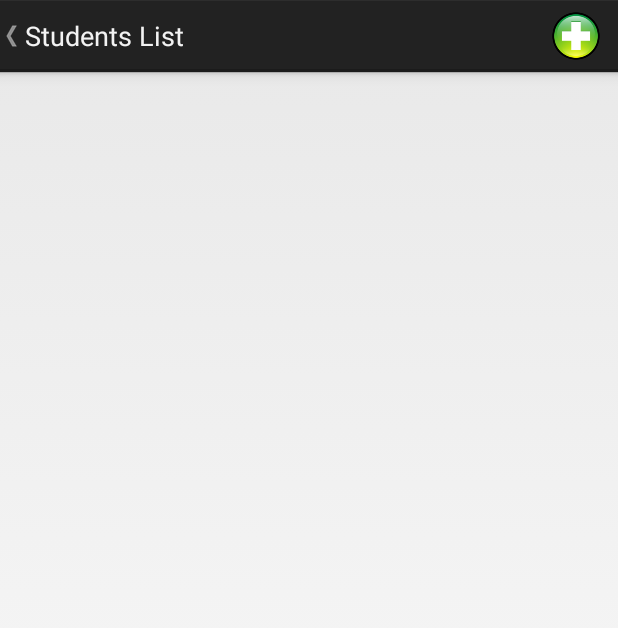
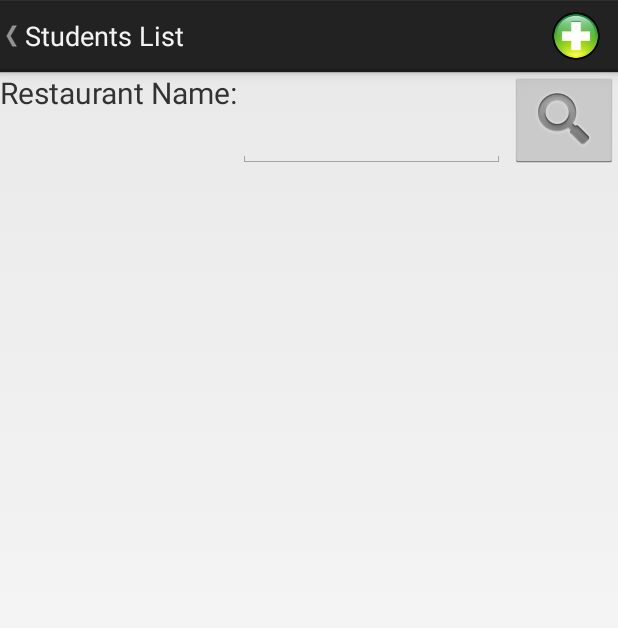
Before and after one commit to eldar1560/android-fp, an Android app: the screen it shows after launch (StudentsListActivity), on a phone screen of 412 x 824 dp. Shown: the top 628 px of the screen. Run offline under Robolectric (Android 15) with nearby library versions, the phone set to English and light mode, and no system bars.

Commit message:
added search ability + update database

```diff
--- a/app/src/main/java/com/example/fp/androidapp/StudentDetailsFragment.java
+++ b/app/src/main/java/com/example/fp/androidapp/StudentDetailsFragment.java
@@ -67,6 +67,7 @@ public class StudentDetailsFragment extends Fragment {
 
         stu_cb = (CheckBox) contentView.findViewById(R.id.stu_cb);
         stu_cb.setChecked(st.checked);
+        Log.d("Mife","state:"+st.checked);
 
         return contentView;
     }
--- a/app/src/main/java/com/example/fp/androidapp/StudentListFragment.java
+++ b/app/src/main/java/com/example/fp/androidapp/StudentListFragment.java
@@ -5,12 +5,16 @@ import android.app.Fragment;
 import android.content.Context;
 import android.os.Bundle;
 import android.support.annotation.Nullable;
+import android.util.Log;
 import android.view.LayoutInflater;
 import android.view.View;
 import android.view.ViewGroup;
 import android.widget.AdapterView;
 import android.widget.BaseAdapter;
+import android.widget.Button;
 import android.widget.CheckBox;
+import android.widget.EditText;
+import android.widget.ImageButton;
 import android.widget.ListView;
 import android.widget.TextView;
 
@@ -26,19 +30,26 @@ public class StudentListFragment extends Fragment {
     LayoutInflater inflater;
     ListView list;
     StudentsListAdapter adapter;
-
-    public static StudentListFragment newInstance(){
+    private static final String ARG_PARAM1 = "param1";
+    private String name;
+    public static StudentListFragment newInstance(String param1){
         StudentListFragment fragment = new StudentListFragment();
+        Bundle args = new Bundle();
+        args.putString(ARG_PARAM1 , param1);
+        fragment.setArguments(args);
         return fragment;
     }
 
     @Override
     public void onCreate(@Nullable Bundle savedInstanceState) {
         super.onCreate(savedInstanceState);
+        if(getArguments() != null)
+            name = getArguments().getString(ARG_PARAM1);
     }
 
     interface StudentListFragmentListener{
         void onSelect(AdapterView<?> parent, View view, int position, long id , List<Student> data);
+        void onSearch(String restName);
     }
 
     StudentListFragmentListener listener;
@@ -91,7 +102,10 @@ public class StudentListFragment extends Fragment {
             public void onClick(View v) {
                 int pos = (int)v.getTag();
                 Student st = data.get(pos);
+                Log.d("Mife","before:"+st.checked);
                 st.checked = !st.checked;
+                Log.d("Mife","after:"+st.checked);
+                Model.instace.updateStudent(st);
             }
         }
 
@@ -125,11 +139,22 @@ public class StudentListFragment extends Fragment {
         this.inflater = inflater;
         View contentView = inflater.inflate(R.layout.fragment_student_list, container, false);
         list = (ListView) contentView.findViewById(R.id.stlist_list);
-
-        data = Model.instace.getAllStudents();
+        if(name.equals(""))
+            data = Model.instace.getAllStudents();
+        else
+            data = Model.instace.getAllStudentsByName(name);
 
         adapter = new StudentsListAdapter();
+        final EditText searchTxt = (EditText) contentView.findViewById(R.id.search);
+        ImageButton searchBtn = (ImageButton) contentView.findViewById(R.id.search_button);
 
+        searchBtn.setOnClickListener(new View.OnClickListener() {
+            @Override
+            public void onClick(View v) {
+                if(listener != null)
+                    listener.onSearch(searchTxt.getText().toString());
+            }
+        });
         list.setAdapter(adapter);
 
         list.setOnItemClickListener(new AdapterView.OnItemClickListener() {
--- a/app/src/main/res/layout/fragment_student_list.xml
+++ b/app/src/main/res/layout/fragment_student_list.xml
@@ -5,7 +5,43 @@
     xmlns:tools="http://schemas.android.com/tools"
     android:layout_width="match_parent"
     android:layout_height="match_parent"
+    android:orientation="vertical"
     tools:context="com.example.fp.androidapp.StudentListFragment">
+
+    <LinearLayout
+        android:layout_width="match_parent"
+        android:layout_height="wrap_content"
+        android:orientation="horizontal">
+
+        <TextView
+            android:layout_width="wrap_content"
+            android:layout_height="match_parent"
+            android:text="Restaurant Name:"
+            android:textSize="20dp" />
+
+        <EditText
+            android:id="@+id/search"
+            android:layout_width="wrap_content"
+            android:layout_height="match_parent"
+            android:layout_weight="49.85" />
+
+        <LinearLayout
+            android:layout_width="wrap_content"
+            android:layout_height="wrap_content"
+            android:layout_weight="1"
+            android:orientation="vertical">
+
+            <ImageButton
+                android:src="@android:drawable/ic_search_category_default"
+                android:id="@+id/search_button"
+                android:layout_width="wrap_content"
+                android:layout_height="wrap_content"
+                android:layout_gravity="right"
+                 />
+
+        </LinearLayout>
+
+    </LinearLayout>
 
     <FrameLayout
         android:layout_width="match_parent"
--- a/gradle.properties
+++ b/gradle.properties
@@ -9,7 +9,8 @@
 
 # Specifies the JVM arguments used for the daemon process.
 # The setting is particularly useful for tweaking memory settings.
-org.gradle.jvmargs=-Xmx1536m
+org.gradle.jvmargs=-Xmx512m -XX:MaxPermSize=512m
+#org.gradle.jvmargs=-Xmx1536m
 
 # When configured, Gradle will run in incubating parallel mode.
 # This option should only be used with decoupled projects. More details, visit
```
Also changed, not shown: app/src/main/AndroidManifest.xml (+6 -1 lines), app/src/main/java/com/example/fp/androidapp/StudentEditActivity.java (+11 -3 lines), app/src/main/java/com/example/fp/androidapp/StudentsListActivity.java (+15 -4 lines), app/src/main/java/com/example/fp/androidapp/model/Model.java (+7 -1 lines), app/src/main/java/com/example/fp/androidapp/model/StudentSql.java (+57 -1 lines).
